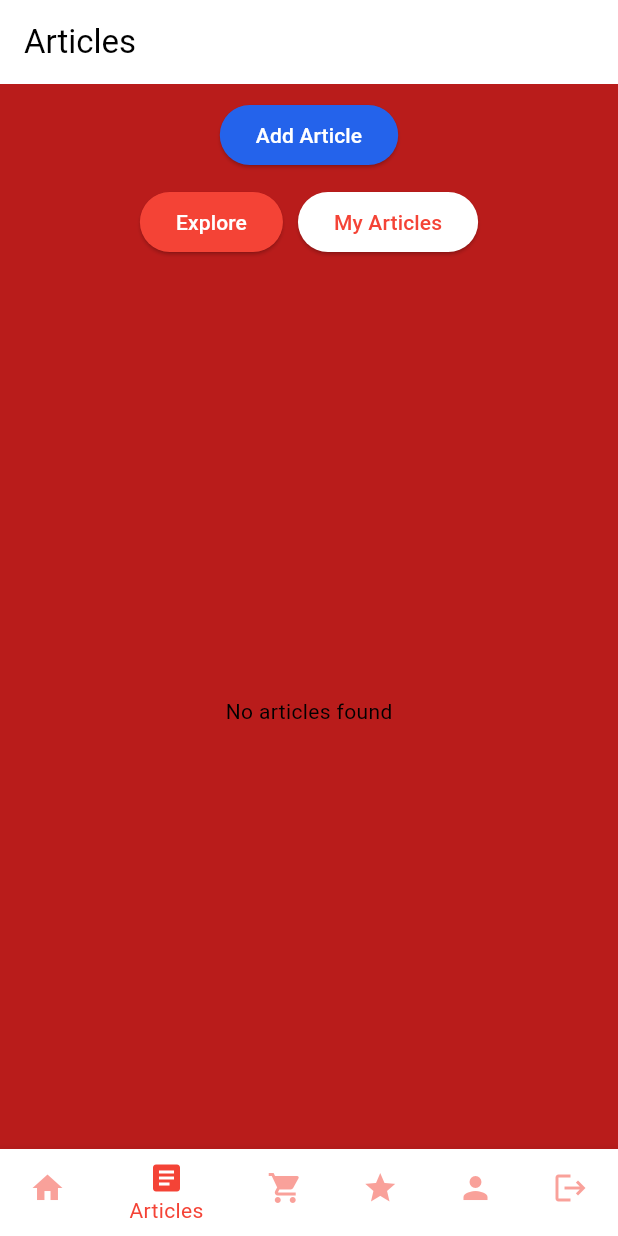
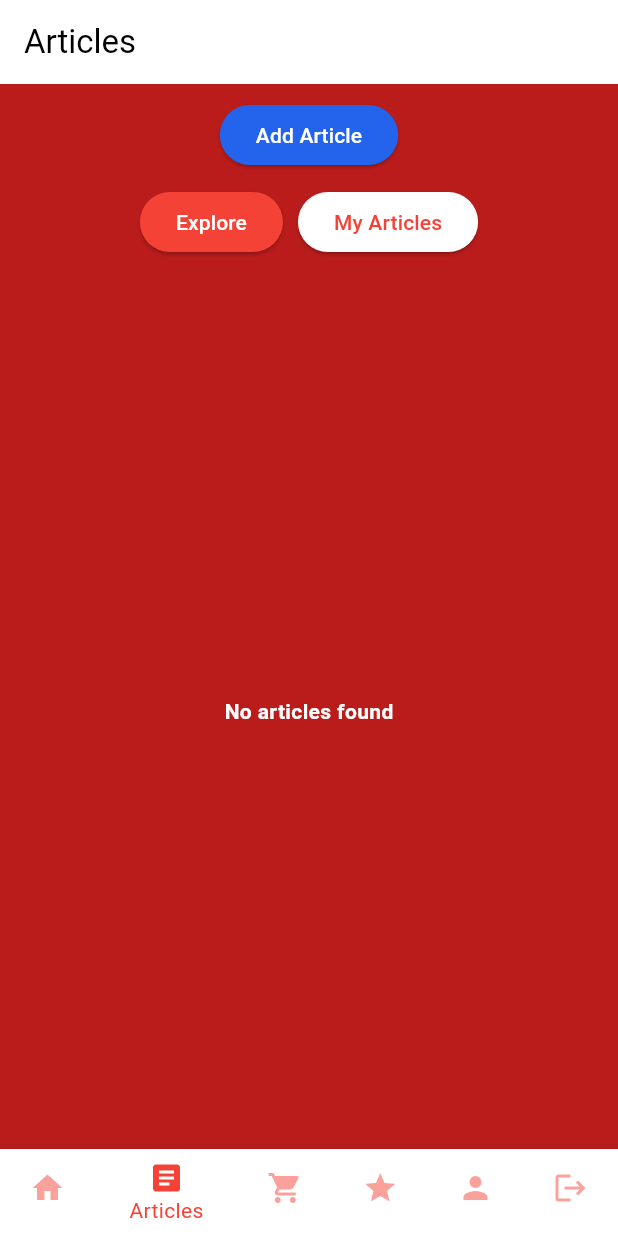
Before and after one commit to B11-PBP-2024/oleh-bali-mobile, a Flutter app: the ShowArticle widget shown alone on an empty page, opened directly, on a phone screen of 412 x 824 dp. Run offline on Flutter 3.47's test engine with Material 3 defaults, Android fonts, the phone set to English and light mode, and no system bars; missing offline and left inert: pbp_django_auth.

Commit message:
Adjust UI

```diff
--- a/lib/screens/article/show_article.dart
+++ b/lib/screens/article/show_article.dart
@@ -144,7 +144,7 @@ class _ShowArticleState extends State<ShowArticle> {
                   return const Center(child: CircularProgressIndicator());
                 } else if (articles.isEmpty) {
                   return const Center(
-                    child: Text("No articles found"),
+                    child: Text("No articles found", style: TextStyle(color: Colors.white, fontWeight: FontWeight.bold), ),
                   );
                 } else {
                   return ListView.builder(
--- a/lib/screens/auth/login_buyer.dart
+++ b/lib/screens/auth/login_buyer.dart
@@ -171,7 +171,7 @@ class _LoginBuyerState extends State<LoginBuyer> {
                   const SizedBox(height: 36.0),
                   GestureDetector(
                     onTap: () {
-                      Navigator.push(
+                      Navigator.pushReplacement(
                         context,
                         MaterialPageRoute(
                             builder: (context) => const LoginSeller()),
--- a/lib/screens/see_stores/see_stores.dart
+++ b/lib/screens/see_stores/see_stores.dart
@@ -64,7 +64,7 @@ class _SeeStoresPageState extends State<SeeStores> {
             appBar: AppBar(
               title: Text("See ${storesProduct!.product.productName} Stores"),
             ),
-            currentIndex: 3,
+            currentIndex: 2,
             child: ListView.builder(
               itemCount: storesProduct!.sellersWithPrices.length,
               itemBuilder: (context, index) {
```
Also changed, not shown: 5 other files.
